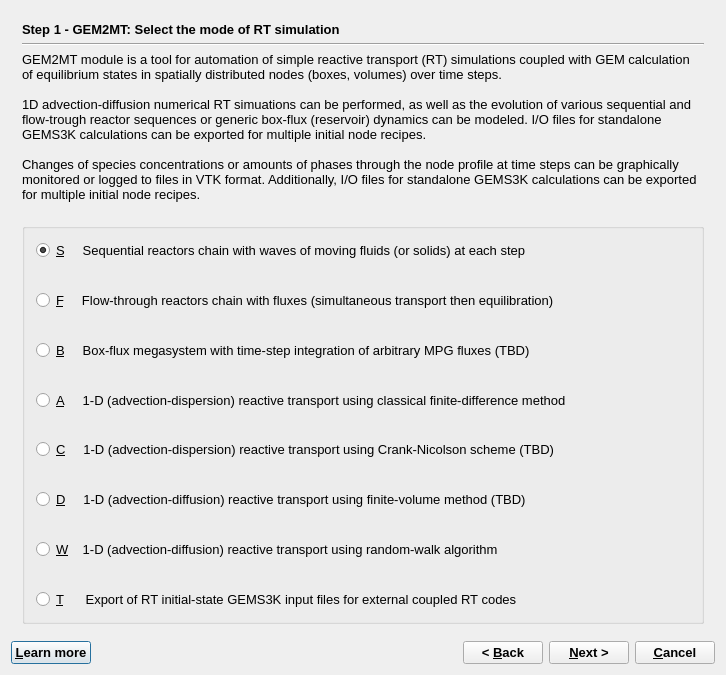
First picture: the form in GUI/Dialogs4/GEM2MTWizard4.ui, repository gemshub/GEMSGUI, before the edit.
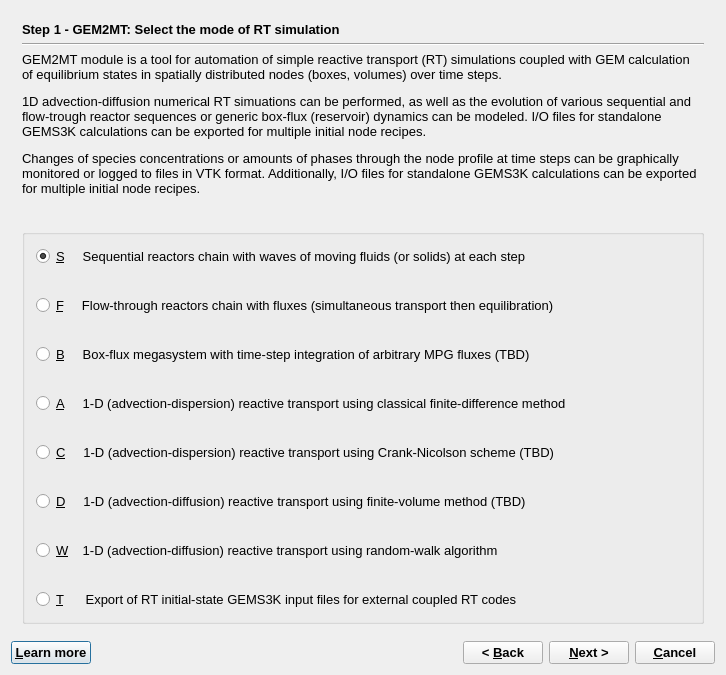
Second picture: the form after the edit. The open tabs and pages were chosen to show the change.

```diff
--- a/GUI/Dialogs4/GEM2MTWizard4.ui
+++ b/GUI/Dialogs4/GEM2MTWizard4.ui
@@ -92,16 +92,7 @@
           <enum>QFrame::Plain</enum>
          </property>
          <property name="text">
-          <string>&lt;!DOCTYPE HTML PUBLIC &quot;-//W3C//DTD HTML 4.0//EN&quot; &quot;http://www.w3.org/TR/REC-html40/strict.dtd&quot;&gt;
-&lt;html&gt;&lt;head&gt;&lt;meta name=&quot;qrichtext&quot; content=&quot;1&quot; /&gt;&lt;style type=&quot;text/css&quot;&gt;
-p, li { white-space: pre-wrap; }
-&lt;/style&gt;&lt;/head&gt;&lt;body style=&quot; font-family:'Sans Serif'; font-size:10pt; font-weight:400; font-style:normal;&quot;&gt;
-&lt;p style=&quot; margin-top:0px; margin-bottom:0px; margin-left:0px; margin-right:0px; -qt-block-indent:0; text-indent:0px;&quot;&gt;&lt;span style=&quot; font-family:'MS Shell Dlg 2';&quot;&gt;GEM2MT module is a tool for automation of simple reactive transport (RT) simulations coupled with GEM calculation of equilibrium states in spatially distributed nodes (boxes, volumes) over time steps. &lt;/span&gt;&lt;/p&gt;
-&lt;p style=&quot;-qt-paragraph-type:empty; margin-top:0px; margin-bottom:0px; margin-left:0px; margin-right:0px; -qt-block-indent:0; text-indent:0px; font-family:'MS Shell Dlg 2';&quot;&gt;&lt;br /&gt;&lt;/p&gt;
-&lt;p style=&quot; margin-top:0px; margin-bottom:0px; margin-left:0px; margin-right:0px; -qt-block-indent:0; text-indent:0px;&quot;&gt;&lt;span style=&quot; font-family:'MS Shell Dlg 2';&quot;&gt;1D advection-diffusion numerical RT simuations can be performed, as well as the evolution of various sequential and flow-trough reactor sequences or generic box-flux (reservoir) dynamics can be modeled. I/O files for standalone GEMS3K calculations can be exported for multiple initial node recipes.&lt;/span&gt;&lt;/p&gt;
-&lt;p style=&quot;-qt-paragraph-type:empty; margin-top:0px; margin-bottom:0px; margin-left:0px; margin-right:0px; -qt-block-indent:0; text-indent:0px; font-family:'MS Shell Dlg 2';&quot;&gt;&lt;br /&gt;&lt;/p&gt;
-&lt;p style=&quot; margin-top:0px; margin-bottom:0px; margin-left:0px; margin-right:0px; -qt-block-indent:0; text-indent:0px;&quot;&gt;&lt;span style=&quot; font-family:'MS Shell Dlg 2';&quot;&gt;Changes of species concentrations or amounts of phases through the node profile at time steps can be graphically monitored or logged to files in VTK format. Additionally, I/O files for standalone GEMS3K calculations can be exported for multiple initial node recipes. &lt;/span&gt;&lt;/p&gt;
-&lt;p style=&quot; margin-top:0px; margin-bottom:0px; margin-left:0px; margin-right:0px; -qt-block-indent:0; text-indent:0px;&quot;&gt;&lt;span style=&quot; font-family:'MS Shell Dlg 2';&quot;&gt; &lt;/span&gt;&lt;/p&gt;&lt;/body&gt;&lt;/html&gt;</string>
+          <string>&lt;html&gt;&lt;head/&gt;&lt;body&gt;&lt;p&gt;GEM2MT module is a tool for automation of simple reactive transport (RT) simulations coupled with GEM calculation of equilibrium states in spatially distributed nodes (boxes, volumes) over time steps. &lt;/p&gt;&lt;p&gt;1D advection-diffusion numerical RT simuations can be performed, as well as the evolution of various sequential and flow-trough reactor sequences or generic box-flux (reservoir) dynamics can be modeled. I/O files for standalone GEMS3K calculations can be exported for multiple initial node recipes.&lt;/p&gt;&lt;p&gt;Changes of species concentrations or amounts of phases through the node profile at time steps can be graphically monitored or logged to files in VTK format. Additionally, I/O files for standalone GEMS3K calculations can be exported for multiple initial node recipes.&lt;/p&gt;&lt;p/&gt;&lt;/body&gt;&lt;/html&gt;</string>
          </property>
          <property name="textFormat">
           <enum>Qt::AutoText</enum>
```
Left out of the diff: 6 changed lines with no effect on the pictures.
